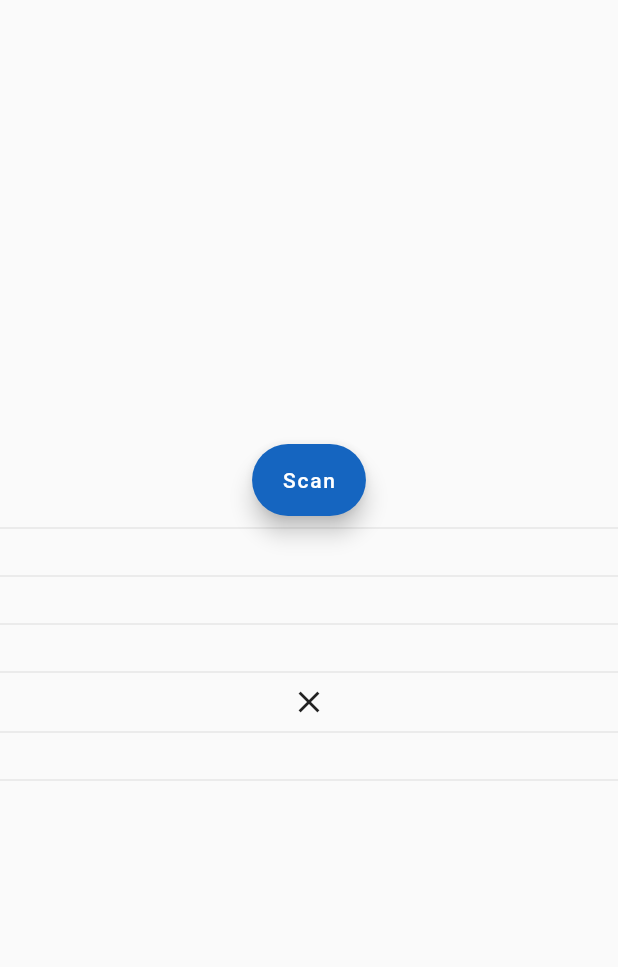
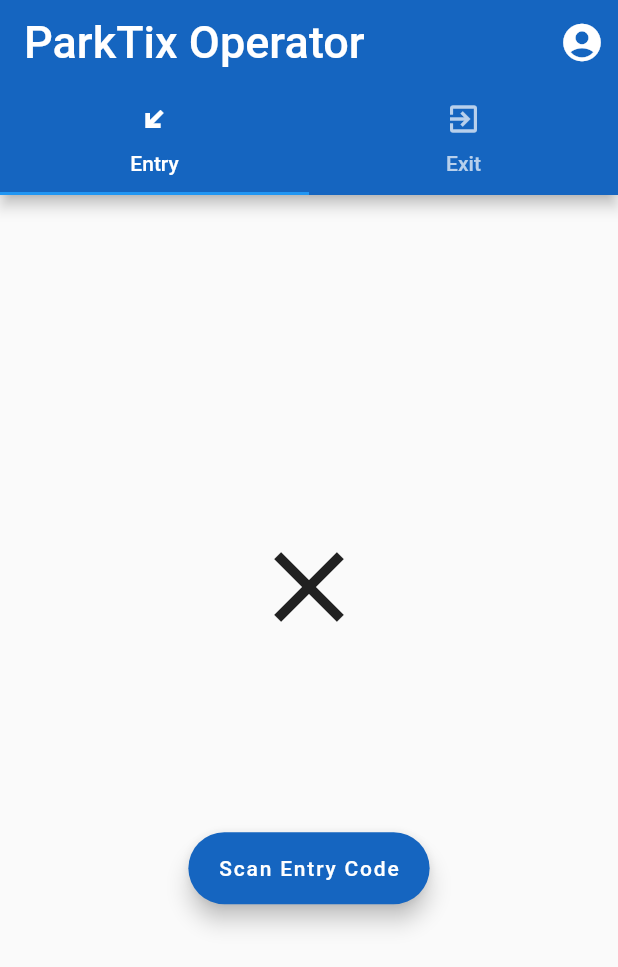
Before and after one commit to prubnur/parktix-operator, a Flutter app: the screen it shows once a user with an empty profile is signed in, on a phone screen of 412 x 824 dp. Shown: the top 967 px of the screen. Run offline on Flutter 3.47's test engine with Material 2 defaults, Android fonts, the phone set to English and light mode, and no system bars; our stand-ins replace firebase_auth, firebase_database, pin_code_fields; missing offline and left inert: barcode_scan, international_phone_input; accounts and stored records are empty.

Commit message:
Separate tabs for entry and exit. UI enhanced. Amount and venue details uploading to vehicle database

```diff
--- /dev/null
+++ b/lib/ui/entry.dart
@@ -0,0 +1,155 @@
+import 'package:flutter/material.dart';
+import 'package:barcode_scan/barcode_scan.dart';
+import 'package:uuid/uuid.dart';
+import 'package:firebase_database/firebase_database.dart';
+
+class Entry extends StatefulWidget {
+  @override
+  _EntryState createState() => _EntryState();
+}
+
+class _EntryState extends State<Entry> with AutomaticKeepAliveClientMixin {
+
+  var result;
+  List<String> l;
+
+  String regno;
+  int amount = 4000;
+  String locID = 'testLocId';
+  String locName = 'X Mall';
+
+  var ref = FirebaseDatabase.instance.reference().child('vehicles');
+  bool flag = false;
+
+  Uuid uuid = Uuid();
+
+  @override
+  bool get wantKeepAlive => true;
+
+  @override
+  void initState() {
+    // TODO: implement initState
+    super.initState();
+
+  }
+
+  @override
+  Widget build(BuildContext context) {
+    return Scaffold(
+      body: Center(
+        child: Column(
+          mainAxisAlignment: MainAxisAlignment.center,
+          children: <Widget>[
+            flag ? Column(
+              mainAxisAlignment: MainAxisAlignment.center,
+              children: <Widget>[
+                Icon(Icons.check, size: 80,),
+                SizedBox(height: MediaQuery.of(context).size.height * 0.02,),
+                regno!=null ? Text(regno, style: TextStyle(fontSize: 22, fontWeight: FontWeight.w300)) : Text(""),
+                SizedBox(height: MediaQuery.of(context).size.height * 0.02,),
+                l!=null && l[0] == 'ParkTix' ? Text(l[3] == 'en' ? 'Entry' : 'Exit', style: TextStyle(fontSize: 22, fontWeight: FontWeight.w300)) : Text(""),
+              ],
+            ) : Icon(Icons.clear, size: 80,),
+            SizedBox(height: MediaQuery.of(context).size.height * 0.15,),
+            FloatingActionButton.extended(
+              backgroundColor: Theme.of(context).primaryColor,
+              label: Text("Scan Entry Code"),
+              onPressed: () async {
+                setState(() {
+                  flag = false;
+                  l=null;
+                  regno = null;
+                });
+                var temp = await BarcodeScanner.scan();
+                setState(() {
+                  result = temp;
+                  print(result.rawContent);
+                  if (result!=null && result.rawContent.toString().isNotEmpty) {
+                    l = result.rawContent.split("#");
+                  }
+                });
+                if (l!=null && l[0] == 'ParkTix') {
+                  if (l != null && l.length > 2 && l[1] != null &&
+                      l[2] != null && l[3] != null) {
+                    var docRef = ref.child(l[1]).child(l[2]);
+                    if (l[3] == 'en') {
+                      docRef.once().then((value) {
+                        String temp = value.value['regno'];
+                        setState(() {
+                          regno = temp;
+                        });
+                      });
+                      docRef.update({
+                        'status': 'PENDING',
+                        'token': uuid.v4(),
+                        'amount': amount,
+                        'locID': locID,
+                        'locName': locName
+                      }).then((value) {
+                        setState(() {
+                          flag = true;
+                        });
+                      },
+                      onError: (error) {
+                        showDialog(
+                            context: context,
+                            child: AlertDialog(
+                              title: Text("Error"),
+                              content: Text(error.toString()),
+                              actions: <Widget>[
+                                FlatButton(
+                                    onPressed: () => Navigator.pop(context),
+                                    child: Text("OK"))
+                              ],
+                            )
+                        );
+                      });
+                    }
+                    else if (l[3] == 'ex') {
+                      showDialog(
+                          context: context,
+                          child: AlertDialog(
+                            title: Text("Error"),
+                            content: Text("This is an exit code!"),
+                            actions: <Widget>[
+                              FlatButton(
+                                  onPressed: () => Navigator.pop(context),
+                                  child: Text("OK"))
+                            ],
+                          )
+                      );
+                    }
+                    else {
+                      invalidQR();
+                    }
+                  }
+                  else {
+                    invalidQR();
+                  }
+                }
+                else {
+                  invalidQR();
+                }
+              },
+            ),
+          ],
+        ),
+      ),
+    );
+  }
+
+  void invalidQR() {
+    showDialog(
+        context: context,
+        child: AlertDialog(
+          title: Text("Error"),
+          content: Text("Invalid QR code"),
+          actions: <Widget>[
+            FlatButton(
+                onPressed: () => Navigator.pop(context),
+                child: Text("OK"))
+          ],
+        )
+    );
+  }
+}
--- a/lib/ui/home.dart
+++ b/lib/ui/home.dart
@@ -1,115 +1,34 @@
 import 'package:flutter/material.dart';
-import 'package:barcode_scan/barcode_scan.dart';
-import 'package:uuid/uuid.dart';
-import 'package:firebase_database/firebase_database.dart';
+import 'package:parktixspaceadmin/ui/entry.dart';
+import 'package:parktixspaceadmin/ui/exit.dart';
 
-class Home extends StatefulWidget {
-  @override
-  _HomeState createState() => _HomeState();
-}
-
-class _HomeState extends State<Home> {
-
-  var result;
-  List<String> l;
-
-  var ref = FirebaseDatabase.instance.reference().child('vehicles');
-  bool flag = false;
-
-  Uuid uuid = Uuid();
-
+class Home extends StatelessWidget {
   @override
   Widget build(BuildContext context) {
-    return Scaffold(
-      body: Center(
-        child: Column(
-          mainAxisAlignment: MainAxisAlignment.center,
-          children: <Widget>[
-            FloatingActionButton.extended(
-              backgroundColor: Theme.of(context).primaryColor,
-              label: Text("Scan"),
-              onPressed: () async {
-                setState(() {
-                  flag = false;
-                });
-                var temp = await BarcodeScanner.scan();
-                setState(() {
-                  result = temp;
-                  print(result.rawContent);
-                  if (result!=null && result.rawContent.toString().isNotEmpty) {
-                    l = result.rawContent.split("#");
-                  }
-                });
-                if (l!=null && l[0] == 'ParkTix') {
-                  if (l != null && l.length > 2 && l[1] != null &&
-                      l[2] != null && l[3] != null) {
-                    var docRef = ref.child(l[1]).child(l[2]);
-                    if (l[3] == 'en') {
-                      docRef.update({
-                        'status': 'PENDING',
-                        'token': uuid.v4(),
-                      });
-                      setState(() {
-                        flag = true;
-                      });
-                    }
-                    else if (l[3] == 'ex') {
-                      docRef.once().then((value) {
-                        if (value.value['token'] == l[4]) {
-                          docRef.update({
-                            'status': 'READY',
-                            'token': null
-                          });
-                          setState(() {
-                            flag = true;
-                          });
-                        }
-                        else {
-                          invalidQR();
-                        }
-                      });
-                    }
-                    else {
-                      invalidQR();
-                    }
-                  }
-                  else {
-                    invalidQR();
-                  }
-                }
-                else {
-                  invalidQR();
-                }
-              },
+    return DefaultTabController(
+      length: 2,
+        child: Scaffold(
+          appBar: AppBar(
+            title: Text("ParkTix Operator", style: TextStyle(fontSize: 30),),
+            centerTitle: false,
+            bottom: TabBar(
+                tabs: [
+                  Tab(icon: Icon(Icons.transit_enterexit), text: "Entry",),
+                  Tab(icon: Icon(Icons.exit_to_app), text: "Exit",),
+                ]
             ),
-            Divider(),
-            l!=null && l[0] == 'ParkTix' ? Text(l[1]) : Text(""),
-            Divider(),
-            l!=null && l[0] == 'ParkTix' ? Text(l[2]) : Text(""),
-            Divider(),
-            l!=null && l[0] == 'ParkTix' ? Text(l[3] == 'en' ? 'Entry' : 'Exit') : Text(""),
-            Divider(),
-            flag==true ? Icon(Icons.check) : Icon(Icons.clear),
-            Divider(),
-            l!=null && l[0]=='ParkTix' && l[2] == 'ex' ? Text(l[4]) : Text(""),
-            Divider(),
-          ],
-        ),
-      ),
-    );
-  }
-
-  void invalidQR() {
-    showDialog(
-        context: context,
-        child: AlertDialog(
-          title: Text("Error"),
-          content: Text("Invalid QR code"),
-          actions: <Widget>[
-            FlatButton(
-                onPressed: () => Navigator.pop(context),
-                child: Text("OK"))
-          ],
+            actions: <Widget>[
+              IconButton(icon: Icon(Icons.account_circle, size: 30,), onPressed: () {
+//                Navigator.push(context, MaterialPageRoute(builder: (context) => User()));
+              })
+            ],
+          ),
+          body: TabBarView(
+              children: [
+                Entry(),
+                Exit()
+              ]
+          ),
         )
     );
   }
--- a/lib/ui/login.dart
+++ b/lib/ui/login.dart
@@ -5,6 +5,7 @@ import 'package:parktixspaceadmin/services/authservice.dart';
 import 'package:parktixspaceadmin/ui/textLogin.dart';
 import 'package:parktixspaceadmin/ui/verticalText.dart';
 import 'package:pin_code_fields/pin_code_fields.dart';
+import 'package:firebase_database/firebase_database.dart';
 
 
 class Login extends StatefulWidget {
@@ -133,6 +134,7 @@ class _LoginState extends State<Login> {
                                 onPressed: () {
                                   if (formKey.currentState.validate()) {
                                     formKey.currentState.save();
+                                    //TODO: Check if phone number exists among venue operators before verifying
                                     verifyPhone(phoneNo);
                                   }
                                 },
```
Also changed, not shown: lib/ui/exit.dart (added, +149 -0 lines).
